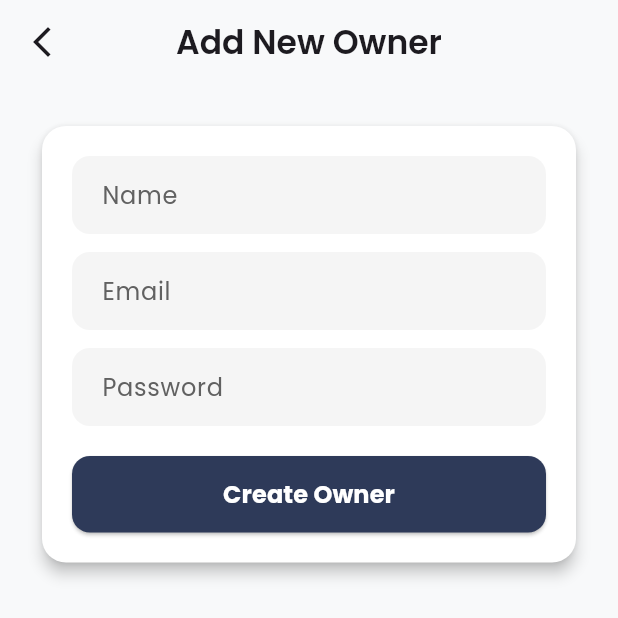
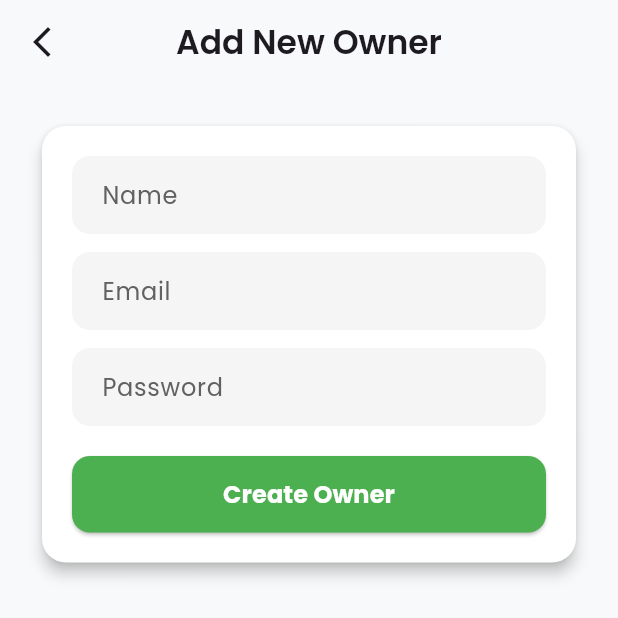
Before and after one commit to halolutfii/football-venue-booking-app, a Flutter app: the AddOwnerScreen screen opened by its route, on a phone screen of 412 x 824 dp, the top half of it. Run offline on Flutter 3.47's test engine with Material 3 defaults, Android fonts, the phone set to English and light mode, and no system bars; our stand-ins replace cloud_firestore, firebase_auth, firebase_core, flutter_dotenv, flutter_map, geolocator and 7 more; missing offline and left inert: flutter_osm_plugin; accounts and stored records are empty.

Commit message:
[update]: button create owner

```diff
--- a/lib/screen/pages/admin/auth/add_owner_screen.dart
+++ b/lib/screen/pages/admin/auth/add_owner_screen.dart
@@ -197,7 +197,7 @@ class _AddOwnerScreenState extends State<AddOwnerScreen> {
                                   }
                                 },
                           style: ElevatedButton.styleFrom(
-                            backgroundColor: const Color(0xFF2E3A59),
+                            backgroundColor: Colors.green,
                             padding: const EdgeInsets.symmetric(vertical: 14),
                             shape: RoundedRectangleBorder(
                               borderRadius: BorderRadius.circular(12),
--- a/lib/widgets/appbar.dart
+++ b/lib/widgets/appbar.dart
@@ -18,7 +18,6 @@ class CustomAppBar extends StatelessWidget implements PreferredSizeWidget {
   Widget build(BuildContext context) {
     return AppBar(
       elevation: 0,
-      // backgroundColor: const Color(0xFF2E3A59),
       automaticallyImplyLeading: false,
       title: title != null && title!.isNotEmpty
           ? Text(
```
